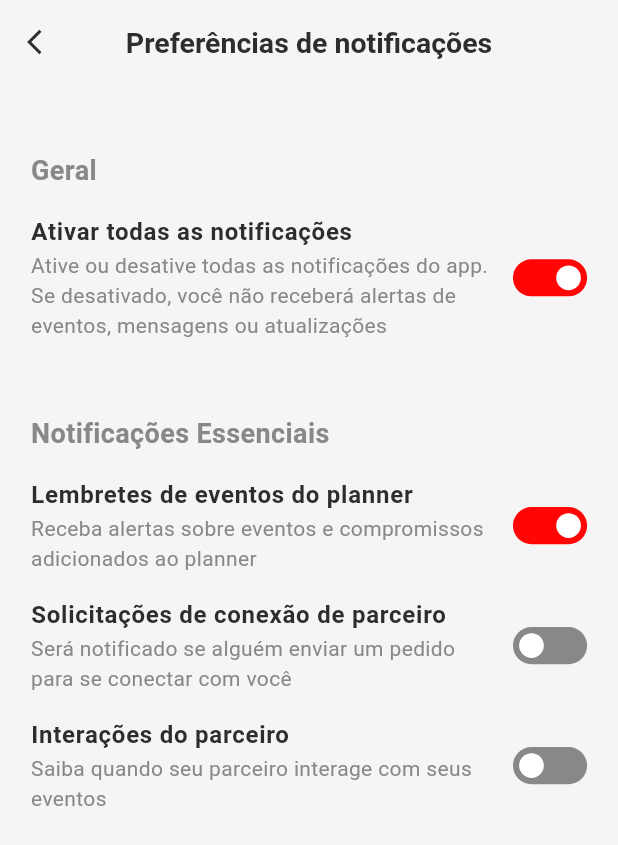
After one commit to MVP-Casais/Two, a Flutter app: the NotificationScreen screen opened directly, on a phone screen of 412 x 824 dp. The commit adds this screen. Shown: the top 845 px of the screen. Run offline on Flutter 3.47's test engine with Material 3 defaults, Android fonts, the phone set to English and light mode, and no system bars; our stand-ins replace flip_card, flutter_svg, shared_preferences, table_calendar; accounts and stored records are empty; network calls fail.

Commit message:
feat: Criação da pag de preferências de notificações e alguns ajustes

```diff
--- /dev/null
+++ b/lib/presentation/screens/profile/notification/notification_screen.dart
@@ -0,0 +1,146 @@
+import 'package:flutter/material.dart';
+import 'package:two/core/themes/app_colors.dart';
+
+class NotificationScreen extends StatefulWidget {
+  const NotificationScreen({super.key});
+
+  @override
+  State<NotificationScreen> createState() => _NotificationScreenState();
+}
+
+class _NotificationScreenState extends State<NotificationScreen> {
+  final Map<String, bool> _notificationStates = {
+    'Ativar todas as notificações': true,
+    'Lembretes de eventos do planner': true,
+    'Solicitações de conexão de parceiro': false,
+    'Interações do parceiro': false,
+  };
+
+  @override
+  Widget build(BuildContext context) {
+    final screenWidth = MediaQuery.of(context).size.width;
+
+    return Scaffold(
+      backgroundColor: AppColors.background,
+      appBar: PreferredSize(
+        preferredSize: const Size.fromHeight(60),
+        child: AppBar(
+          backgroundColor: AppColors.background,
+          elevation: 0,
+          leading: GestureDetector(
+            onTap: () {
+              Navigator.pop(context);
+            },
+            child: const Icon(Icons.arrow_back_ios, size: 20, color: AppColors.icons),
+          ),
+          centerTitle: true,
+          title: const Text(
+            'Preferências de notificações',
+            style: TextStyle(
+              fontSize: 19,
+              fontWeight: FontWeight.bold,
+              color: AppColors.titlePrimary,
+            ),
+          ),
+        ),
+      ),
+      body: Padding(
+        padding: EdgeInsets.symmetric(horizontal: screenWidth * 0.05),
+        child: Column(
+          crossAxisAlignment: CrossAxisAlignment.start,
+          children: [
+            SizedBox(height: screenWidth * 0.1),
+            _buildSectionTitle('Geral'),
+            _buildNotificationItem(
+              'Ativar todas as notificações',
+              'Ative ou desative todas as notificações do app. Se desativado, você não receberá alertas de eventos, mensagens ou atualizações',
+            ),
+            SizedBox(height: screenWidth * 0.1),
+            _buildSectionTitle('Notificações Essenciais'),
+            _buildNotificationItem(
+              'Lembretes de eventos do planner',
+              'Receba alertas sobre eventos e compromissos adicionados ao planner',
+            ),
+            _buildNotificationItem(
+              'Solicitações de conexão de parceiro',
+              'Será notificado se alguém enviar um pedido para se conectar com você',
+            ),
+            _buildNotificationItem(
+              'Interações do parceiro',
+              'Saiba quando seu parceiro interage com seus eventos',
+            ),
+          ],
+        ),
+      ),
+    );
+  }
+
+  Widget _buildSectionTitle(String title) {
+    return Padding(
+      padding: const EdgeInsets.only(bottom: 8),
+      child: Text(
+        title,
+        style: const TextStyle(
+          fontSize: 18,
+          fontWeight: FontWeight.bold,
+          color: AppColors.textSecondarylight,
+        ),
+      ),
+    );
+  }
+
+  Widget _buildNotificationItem(String title, String subtitle) {
+    final screenWidth = MediaQuery.of(context).size.width;
+
+    return ListTile(
+      contentPadding: EdgeInsets.zero,
+      title: Text(
+        title,
+        style: const TextStyle(
+          fontSize: 16,
+          fontWeight: FontWeight.bold,
+          color: AppColors.titlePrimary,
+        ),
+      ),
+      subtitle: Text(
+        subtitle,
+        style: const TextStyle(
+          fontSize: 14,
+          color: AppColors.textSecondarylight,
+        ),
+      ),
+      trailing: GestureDetector(
+        onTap: () {
+          setState(() {
+            _notificationStates[title] = !_notificationStates[title]!;
+          });
+        },
+        child: Container(
+          width: screenWidth * 0.12,
+          height: screenWidth * 0.06,
+          decoration: BoxDecoration(
+            color: _notificationStates[title]! ? AppColors.primary : AppColors.placeholder,
+            borderRadius: BorderRadius.circular(screenWidth * 0.03),
+          ),
+          child: Stack(
+            children: [
+              AnimatedPositioned(
+                duration: const Duration(milliseconds: 100),
+                left: _notificationStates[title]! ? screenWidth * 0.07 : screenWidth * 0.01,
+                top: screenWidth * 0.01,
+                child: Container(
+                  width: screenWidth * 0.04,
+                  height: screenWidth * 0.04,
+                  decoration: BoxDecoration(
+                    color: AppColors.neutral,
+                    shape: BoxShape.circle,
+                  ),
+                ),
+              ),
+            ],
+          ),
+        ),
+      ),
+    );
+  }
+}
```
Also changed, not shown: lib/presentation/screens/profile/information/information_screen.dart (+21 -3 lines), lib/presentation/screens/profile/profile_screen.dart (+38 -23 lines), lib/presentation/screens/profile/security/security_screen.dart (+21 -3 lines).
